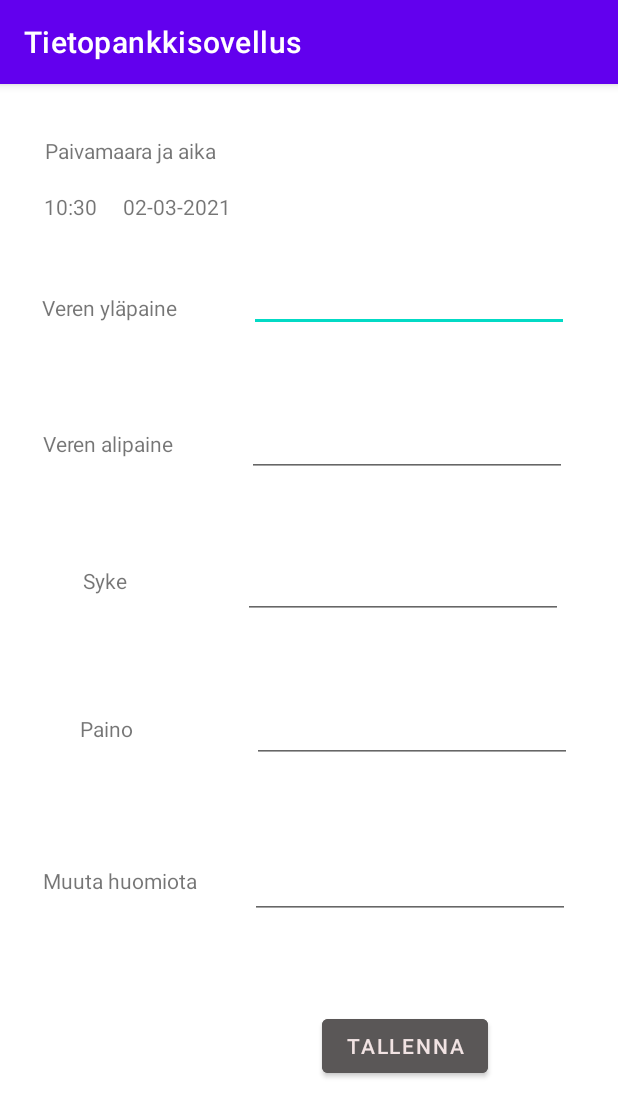
After one commit to K-K9/Android_Project_160221, an Android app: the MittausTulokset screen opened directly, with no data from a screen before it, on a phone screen of 412 x 824 dp. The commit adds this screen. Shown: the top 1117 px of the screen. Run offline under Robolectric (Android 15) with nearby library versions, the phone set to English and light mode, and no system bars.

Commit message:
Mittaus tuloksien syöte aktiviteetti

```diff
--- a/app/src/main/AndroidManifest.xml
+++ b/app/src/main/AndroidManifest.xml
@@ -9,6 +9,7 @@
         android:roundIcon="@mipmap/ic_launcher_round"
         android:supportsRtl="true"
         android:theme="@style/Theme.Project1602">
+        <activity android:name=".MittausTulokset"></activity>
         <activity android:name=".MainActivity">
             <intent-filter>
                 <action android:name="android.intent.action.MAIN" />
--- /dev/null
+++ b/app/src/main/java/com/example/project1602/MittausTulokset.java
@@ -0,0 +1,50 @@
+package com.example.project1602;
+
+import androidx.appcompat.app.AppCompatActivity;
+
+import android.content.Intent;
+import android.os.Bundle;
+import android.view.View;
+import android.widget.TextView;
+
+import java.text.SimpleDateFormat;
+import java.util.Date;
+import java.util.Locale;
+
+public class MittausTulokset extends AppCompatActivity {
+
+    @Override
+    protected void onCreate(Bundle savedInstanceState) {
+        super.onCreate(savedInstanceState);
+        setContentView(R.layout.activity_mittaus_tulokset);
+
+
+
+
+
+
+        //Päivämäärä ja aika tekstikentät
+        TextView AikaTextView = findViewById(R.id.textViewAika);
+        TextView PaivamaaraTextView = findViewById(R.id.textViewPaivamaara);
+        //asettaa päivämäärän ja ajan tekstikenttiin
+        AikaTextView.setText(currentTime);
+        PaivamaaraTextView.setText(currentDate);
+
+
+
+    }
+
+    //hakee päivämäärän ja ajan kalenterista,   "pattern" miten halutaan ajan tulevan näkyvin
+    String currentDate = new SimpleDateFormat("dd-MM-yyyy", Locale.getDefault()).format(new Date());
+    String currentTime = new SimpleDateFormat("HH:mm", Locale.getDefault()).format(new Date());
+
+
+
+
+    /*//buttonille testi siirtyminen mittaustulosten aktiviteettiin
+    public void sendMessage(View view){
+        Intent intent = new Intent(this, MittausTulokset.class);
+        startActivity(intent);
+    }*/
+
+}
--- /dev/null
+++ b/app/src/main/res/layout/activity_mittaus_tulokset.xml
@@ -0,0 +1,190 @@
+<?xml version="1.0" encoding="utf-8"?>
+<androidx.constraintlayout.widget.ConstraintLayout xmlns:android="http://schemas.android.com/apk/res/android"
+    xmlns:app="http://schemas.android.com/apk/res-auto"
+    xmlns:tools="http://schemas.android.com/tools"
+    android:layout_width="match_parent"
+    android:layout_height="match_parent"
+    tools:context=".MittausTulokset">
+
+    <EditText
+        android:id="@+id/editTextNumberVerenYlaPaine"
+        android:layout_width="wrap_content"
+        android:layout_height="wrap_content"
+        android:ems="10"
+        android:inputType="number"
+        app:layout_constraintBottom_toBottomOf="parent"
+        app:layout_constraintEnd_toEndOf="parent"
+        app:layout_constraintHorizontal_bias="0.835"
+        app:layout_constraintStart_toStartOf="parent"
+        app:layout_constraintTop_toTopOf="parent"
+        app:layout_constraintVertical_bias="0.166" />
+
+    <EditText
+        android:id="@+id/editTextTextKomentti"
+        android:layout_width="wrap_content"
+        android:layout_height="wrap_content"
+        android:ems="10"
+        android:inputType="textPersonName"
+        app:layout_constraintBottom_toBottomOf="parent"
+        app:layout_constraintEnd_toEndOf="parent"
+        app:layout_constraintHorizontal_bias="0.528"
+        app:layout_constraintStart_toEndOf="@+id/textViewKommentti"
+        app:layout_constraintTop_toTopOf="parent"
+        app:layout_constraintVertical_bias="0.708" />
+
+    <TextView
+        android:id="@+id/textViewPaino"
+        android:layout_width="wrap_content"
+        android:layout_height="wrap_content"
+        android:text="Paino"
+        app:layout_constraintBottom_toBottomOf="parent"
+        app:layout_constraintEnd_toStartOf="@+id/editTextNumberPaino"
+        app:layout_constraintHorizontal_bias="0.404"
+        app:layout_constraintStart_toStartOf="parent"
+        app:layout_constraintTop_toTopOf="parent"
+        app:layout_constraintVertical_bias="0.561" />
+
+    <EditText
+        android:id="@+id/editTextNumberSyke"
+        android:layout_width="wrap_content"
+        android:layout_height="wrap_content"
+        android:ems="10"
+        android:inputType="number"
+        app:layout_constraintBottom_toBottomOf="parent"
+        app:layout_constraintEnd_toEndOf="parent"
+        app:layout_constraintHorizontal_bias="0.681"
+        app:layout_constraintStart_toEndOf="@+id/textViewSyke"
+        app:layout_constraintTop_toTopOf="parent"
+        app:layout_constraintVertical_bias="0.431" />
+
+    <TextView
+        android:id="@+id/textViewSyke"
+        android:layout_width="wrap_content"
+        android:layout_height="wrap_content"
+        android:text="Syke"
+        app:layout_constraintBottom_toBottomOf="parent"
+        app:layout_constraintEnd_toEndOf="parent"
+        app:layout_constraintHorizontal_bias="0.144"
+        app:layout_constraintStart_toStartOf="parent"
+        app:layout_constraintTop_toTopOf="parent"
+        app:layout_constraintVertical_bias="0.429" />
+
+    <EditText
+        android:id="@+id/editTextNumberPaino"
+        android:layout_width="wrap_content"
+        android:layout_height="wrap_content"
+        android:ems="10"
+        android:inputType="number"
+        app:layout_constraintBottom_toBottomOf="parent"
+        app:layout_constraintEnd_toEndOf="parent"
+        app:layout_constraintHorizontal_bias="0.845"
+        app:layout_constraintStart_toStartOf="parent"
+        app:layout_constraintTop_toTopOf="parent"
+        app:layout_constraintVertical_bias="0.564" />
+
+    <TextView
+        android:id="@+id/textViewVerenAlipaine"
+        android:layout_width="wrap_content"
+        android:layout_height="wrap_content"
+        android:text="Veren alipaine"
+        app:layout_constraintBottom_toBottomOf="parent"
+        app:layout_constraintEnd_toStartOf="@+id/editTextNumberVerenAliPaine"
+        app:layout_constraintHorizontal_bias="0.367"
+        app:layout_constraintStart_toStartOf="parent"
+        app:layout_constraintTop_toTopOf="parent"
+        app:layout_constraintVertical_bias="0.307" />
+
+    <TextView
+        android:id="@+id/textViewKommentti"
+        android:layout_width="wrap_content"
+        android:layout_height="wrap_content"
+        android:text="Muuta huomiota"
+        app:layout_constraintBottom_toBottomOf="parent"
+        app:layout_constraintEnd_toEndOf="parent"
+        app:layout_constraintHorizontal_bias="0.093"
+        app:layout_constraintStart_toStartOf="parent"
+        app:layout_constraintTop_toTopOf="parent"
+        app:layout_constraintVertical_bias="0.696" />
+
+    <EditText
+        android:id="@+id/editTextNumberVerenAliPaine"
+        android:layout_width="wrap_content"
+        android:layout_height="wrap_content"
+        android:ems="10"
+        android:inputType="number"
+        app:layout_constraintBottom_toBottomOf="parent"
+        app:layout_constraintEnd_toEndOf="parent"
+        app:layout_constraintHorizontal_bias="0.83"
+        app:layout_constraintStart_toStartOf="parent"
+        app:layout_constraintTop_toTopOf="parent"
+        app:layout_constraintVertical_bias="0.3" />
+
+    <TextView
+        android:id="@+id/textViewVerenYlapaine"
+        android:layout_width="wrap_content"
+        android:layout_height="wrap_content"
+        android:text="Veren yläpaine"
+        app:layout_constraintBottom_toBottomOf="parent"
+        app:layout_constraintEnd_toStartOf="@+id/editTextNumberVerenYlaPaine"
+        app:layout_constraintHorizontal_bias="0.376"
+        app:layout_constraintStart_toStartOf="parent"
+        app:layout_constraintTop_toTopOf="parent"
+        app:layout_constraintVertical_bias="0.186" />
+
+    <TextView
+        android:id="@+id/textViewAikanayttotyhja"
+        android:layout_width="wrap_content"
+        android:layout_height="wrap_content"
+        android:text="Paivamaara ja aika"
+        app:layout_constraintBottom_toBottomOf="parent"
+        app:layout_constraintEnd_toEndOf="parent"
+        app:layout_constraintHorizontal_bias="0.102"
+        app:layout_constraintStart_toStartOf="parent"
+        app:layout_constraintTop_toTopOf="parent"
+        app:layout_constraintVertical_bias="0.046" />
+
+    <TextView
+        android:id="@+id/textViewPaivamaara"
+        android:layout_width="wrap_content"
+        android:layout_height="wrap_content"
+        android:text="Paivamaara"
+        app:layout_constraintBottom_toBottomOf="parent"
+        app:layout_constraintEnd_toEndOf="parent"
+        app:layout_constraintHorizontal_bias="0.064"
+        app:layout_constraintStart_toEndOf="@+id/textViewAika"
+        app:layout_constraintTop_toTopOf="parent"
+        app:layout_constraintVertical_bias="0.096" />
+
+    <TextView
+        android:id="@+id/textViewAika"
+        android:layout_width="wrap_content"
+        android:layout_height="wrap_content"
+        android:text="Aika"
+        app:layout_constraintBottom_toBottomOf="parent"
+        app:layout_constraintEnd_toEndOf="parent"
+        app:layout_constraintHorizontal_bias="0.078"
+        app:layout_constraintStart_toStartOf="parent"
+        app:layout_constraintTop_toTopOf="parent"
+        app:layout_constraintVertical_bias="0.096" />
+
+    <Button
+        android:id="@+id/buttonTallenna"
+        android:layout_width="wrap_content"
+        android:layout_height="wrap_content"
+        android:backgroundTint="#5A5757"
+        android:shadowColor="#000000"
+        android:text="Tallenna"
+        android:textColor="#F1E3E3"
+        android:textColorHighlight="#040303"
+        android:textColorHint="#682626"
+        android:textColorLink="#050404"
+        app:layout_constraintBottom_toBottomOf="parent"
+        app:layout_constraintEnd_toEndOf="parent"
+        app:layout_constraintHorizontal_bias="0.713"
+        app:layout_constraintStart_toStartOf="parent"
+        app:layout_constraintTop_toTopOf="parent"
+        app:layout_constraintVertical_bias="0.857"
+        app:rippleColor="#0C0C0C"
+        app:strokeColor="#1C1C1C" />
+
+</androidx.constraintlayout.widget.ConstraintLayout>
```
Also changed, not shown: app/src/main/java/com/example/project1602/MainActivity.java (+7 -0 lines).
